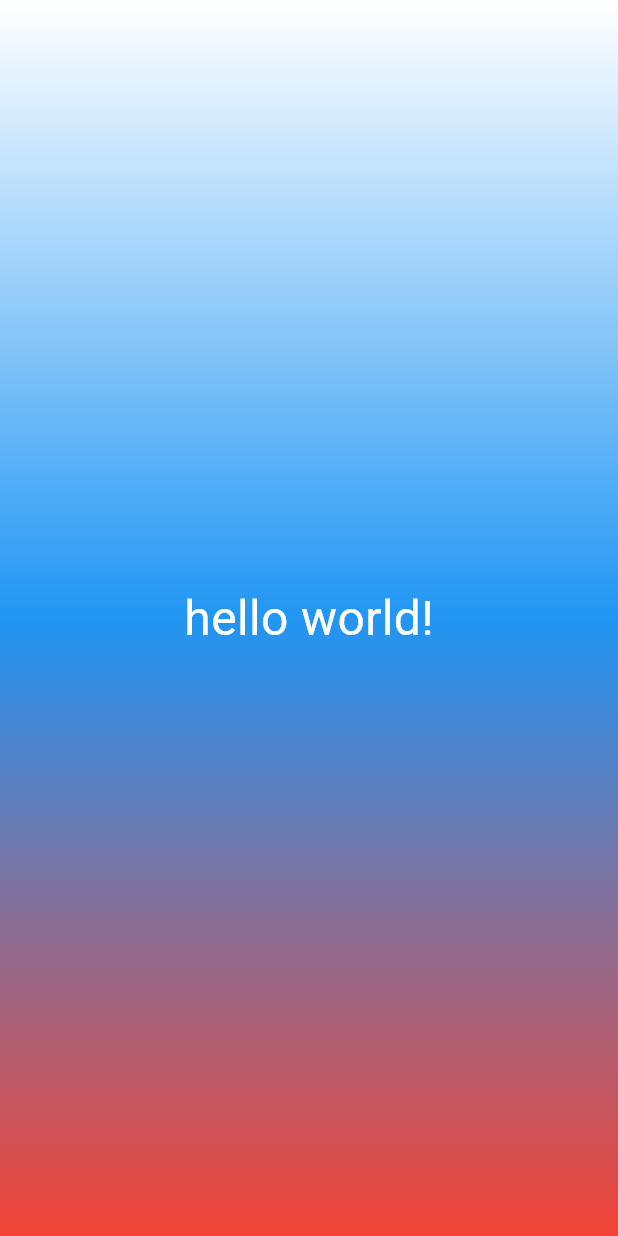
After one commit to ifgamek/Flutter_lab04, a Flutter app: the screen it shows after launch, on a phone screen of 412 x 824 dp. The commit adds this screen. Run offline on Flutter 3.47's test engine with Material 3 defaults, Android fonts, the light colour scheme and no system bars.

Commit message:
Extract GradientContainer to a separate file

```diff
--- /dev/null
+++ b/lib/gt_con.dart
@@ -0,0 +1,23 @@
+import 'package:flutter/material.dart';
+class gr_con extends StatelessWidget{
+  @override
+  const gr_con({super.key});
+Widget build(BuildContext context){return
+Container(
+      decoration: BoxDecoration(
+        gradient: LinearGradient(colors: [
+            Colors.white,
+            Colors.blue,
+            Colors.red,
+          ],
+          begin: Alignment.topCenter,
+          end: Alignment.bottomCenter,
+        ),
+      ),
+    child: Center(
+      child: Text("hello world!",
+      style: TextStyle(
+        color: Colors.white,
+        fontSize: 32,
+      ))));}
+}
```
Also changed, not shown: lib/main.dart (+3 -19 lines), img/step_02.png (added), img/step_03.png (added).
